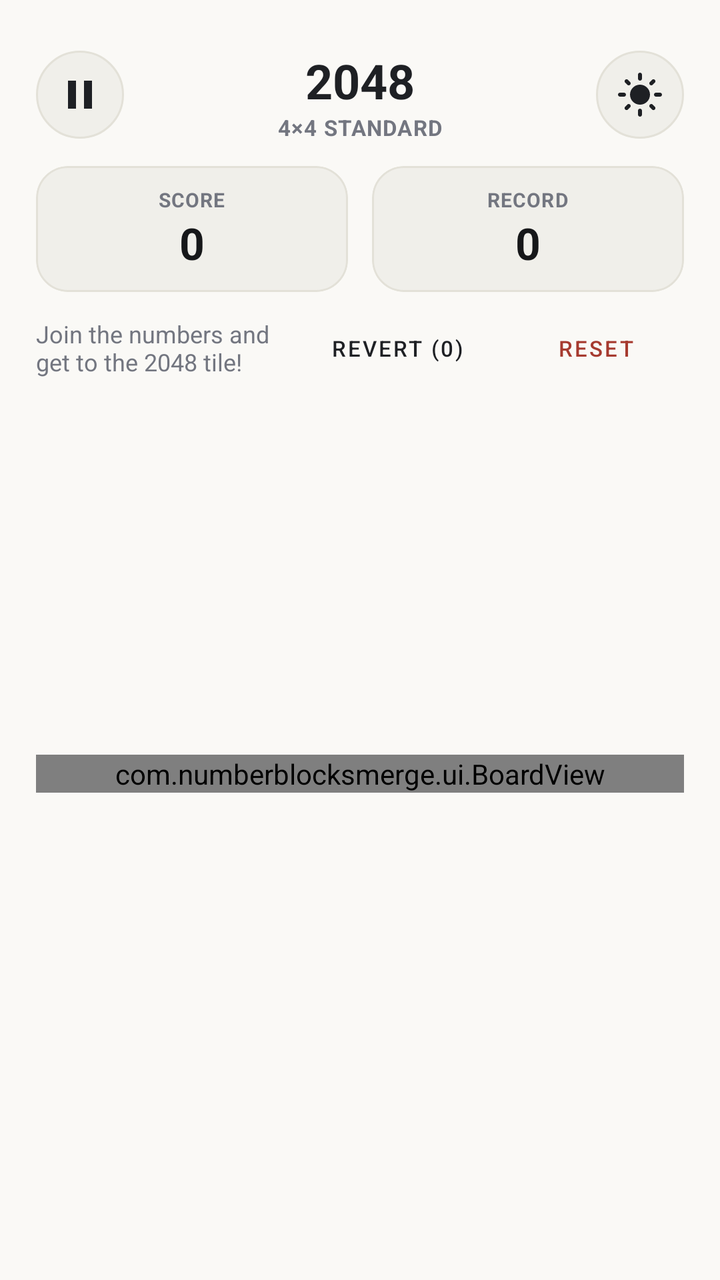
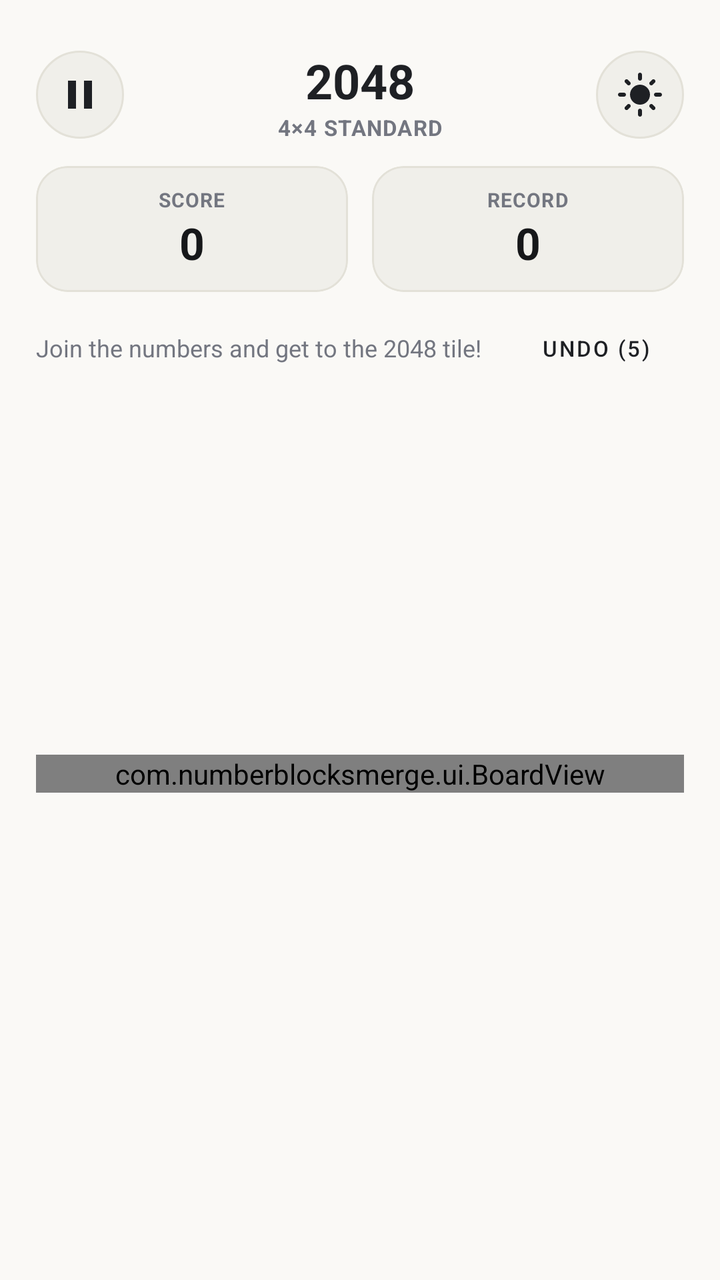

Before-and-after screenshots of an Android layout around one commit, followed by the original layout XML and the change that was made.
<!-- AndroidManifest.xml: application theme Theme.NumberBlocks -->
<!-- res/layout/activity_main.xml -->
<?xml version="1.0" encoding="utf-8"?>
<LinearLayout xmlns:android="http://schemas.android.com/apk/res/android"
    xmlns:app="http://schemas.android.com/apk/res-auto"
    android:id="@+id/root_layout"
    android:layout_width="match_parent"
    android:layout_height="match_parent"
    android:orientation="vertical"
    android:background="#FAF9F6"
    android:paddingStart="18dp"
    android:paddingEnd="18dp"
    android:paddingTop="24dp"
    android:paddingBottom="8dp">

    
    <RelativeLayout
        android:layout_width="match_parent"
        android:layout_height="wrap_content">

        
        <ImageButton
            android:id="@+id/btn_pause"
            android:layout_width="44dp"
            android:layout_height="44dp"
            android:layout_alignParentStart="true"
            android:layout_centerVertical="true"
            android:background="@drawable/btn_circle_surface"
            android:contentDescription="Pause Menu"
            android:padding="12dp"
            android:src="@drawable/ic_pause"
            app:tint="#1E2024" />

        
        <LinearLayout
            android:layout_width="wrap_content"
            android:layout_height="wrap_content"
            android:layout_centerInParent="true"
            android:gravity="center_horizontal"
            android:orientation="vertical">

            <TextView
                android:id="@+id/tv_title"
                android:layout_width="wrap_content"
                android:layout_height="wrap_content"
                android:text="2048"
                android:textColor="#1E2024"
                android:textSize="24sp"
                android:textStyle="bold" />

            <TextView
                android:id="@+id/tv_mode_badge"
                android:layout_width="wrap_content"
                android:layout_height="wrap_content"
                android:letterSpacing="0.04"
                android:text="4×4 STANDARD"
                android:textColor="#737680"
                android:textSize="11sp"
                android:textStyle="bold" />
        </LinearLayout>

        
        <ImageButton
            android:id="@+id/btn_theme_toggle"
            android:layout_width="44dp"
            android:layout_height="44dp"
            android:layout_alignParentEnd="true"
            android:layout_centerVertical="true"
            android:background="@drawable/btn_circle_surface"
            android:contentDescription="Toggle Theme"
            android:padding="11dp"
            android:src="@drawable/ic_sun"
            app:tint="#1E2024" />
    </RelativeLayout>

    
    <LinearLayout
        android:layout_width="match_parent"
        android:layout_height="wrap_content"
        android:orientation="horizontal"
        android:layout_marginTop="12dp">

        
        <com.google.android.material.card.MaterialCardView
            android:id="@+id/card_score"
            android:layout_width="0dp"
            android:layout_height="wrap_content"
            android:layout_weight="1"
            android:layout_marginEnd="6dp"
            app:cardBackgroundColor="#F0EFEA"
            app:cardCornerRadius="16dp"
            app:cardElevation="0dp"
            app:strokeColor="#E3E1D8"
            app:strokeWidth="1dp">

            <LinearLayout
                android:layout_width="match_parent"
                android:layout_height="wrap_content"
                android:orientation="vertical"
                android:gravity="center"
                android:padding="10dp">

                <TextView
                    android:id="@+id/tv_score_label"
                    android:layout_width="wrap_content"
                    android:layout_height="wrap_content"
                    android:text="SCORE"
                    android:textColor="#737680"
                    android:textSize="10sp"
                    android:textStyle="bold"
                    android:letterSpacing="0.04" />

                <TextView
                    android:id="@+id/tv_score"
                    android:layout_width="wrap_content"
                    android:layout_height="wrap_content"
                    android:text="0"
                    android:textColor="#161719"
                    android:textSize="22sp"
                    android:textStyle="bold" />
            </LinearLayout>
        </com.google.android.material.card.MaterialCardView>

        
        <com.google.android.material.card.MaterialCardView
            android:id="@+id/card_best"
            android:layout_width="0dp"
            android:layout_height="wrap_content"
            android:layout_weight="1"
            android:layout_marginStart="6dp"
            app:cardBackgroundColor="#F0EFEA"
            app:cardCornerRadius="16dp"
            app:cardElevation="0dp"
            app:strokeColor="#E3E1D8"
            app:strokeWidth="1dp">

            <LinearLayout
                android:layout_width="match_parent"
                android:layout_height="wrap_content"
                android:orientation="vertical"
                android:gravity="center"
                android:padding="10dp">

                <TextView
                    android:id="@+id/tv_best_label"
                    android:layout_width="wrap_content"
                    android:layout_height="wrap_content"
                    android:text="RECORD"
                    android:textColor="#737680"
                    android:textSize="10sp"
                    android:textStyle="bold"
                    android:letterSpacing="0.04" />

                <TextView
                    android:id="@+id/tv_best"
                    android:layout_width="wrap_content"
                    android:layout_height="wrap_content"
                    android:text="0"
                    android:textColor="#161719"
                    android:textSize="22sp"
                    android:textStyle="bold" />
            </LinearLayout>
        </com.google.android.material.card.MaterialCardView>
    </LinearLayout>

    
    <LinearLayout
        android:layout_width="match_parent"
        android:layout_height="wrap_content"
        android:orientation="horizontal"
        android:gravity="center_vertical"
        android:layout_marginTop="10dp">

        <TextView
            android:id="@+id/tv_combo"
            android:layout_width="0dp"
            android:layout_height="wrap_content"
            android:layout_weight="1"
            android:text="Join the numbers and get to the 2048 tile!"
            android:textColor="#737680"
            android:textSize="12sp" />

        <Button
            android:id="@+id/btn_undo"
            style="@style/Widget.MaterialComponents.Button.OutlinedButton"
            android:layout_width="wrap_content"
            android:layout_height="36dp"
            android:text="Revert (0)"
            android:textColor="#1E2024"
            android:textSize="11sp"
            android:paddingStart="12dp"
            android:paddingEnd="12dp"
            app:strokeColor="#D9D7CE"
            app:cornerRadius="10dp"
            android:layout_marginEnd="6dp" />

        <Button
            android:id="@+id/btn_reset"
            style="@style/Widget.MaterialComponents.Button.TextButton"
            android:layout_width="wrap_content"
            android:layout_height="36dp"
            android:text="Reset"
            android:textColor="#A63A2F"
            android:textSize="11sp" />
    </LinearLayout>

    
    <FrameLayout
        android:layout_width="match_parent"
        android:layout_height="0dp"
        android:layout_weight="1"
        android:layout_marginTop="8dp"
        android:layout_marginBottom="8dp">

        <com.numberblocksmerge.ui.BoardView
            android:id="@+id/board_view"
            android:layout_width="match_parent"
            android:layout_height="wrap_content"
            android:layout_gravity="center" />

        
        <com.google.android.material.card.MaterialCardView
            android:id="@+id/card_milestone_celebration"
            android:layout_width="wrap_content"
            android:layout_height="wrap_content"
            android:layout_gravity="center"
            android:visibility="gone"
            app:cardBackgroundColor="#1E2024"
            app:cardCornerRadius="26dp"
            app:cardElevation="12dp"
            app:strokeColor="#FFD54F"
            app:strokeWidth="2dp">

            <LinearLayout
                android:layout_width="wrap_content"
                android:layout_height="wrap_content"
                android:gravity="center_vertical"
                android:orientation="horizontal"
                android:paddingStart="18dp"
                android:paddingEnd="20dp"
                android:paddingTop="10dp"
                android:paddingBottom="10dp">

                <TextView
                    android:id="@+id/tv_celebration_tile"
                    android:layout_width="44dp"
                    android:layout_height="44dp"
                    android:background="@drawable/circle_badge"
                    android:backgroundTint="#EDC22E"
                    android:gravity="center"
                    android:text="2048"
                    android:textColor="#FFFFFF"
                    android:textSize="13sp"
                    android:textStyle="bold" />

                <LinearLayout
                    android:layout_width="wrap_content"
                    android:layout_height="wrap_content"
                    android:layout_marginStart="14dp"
                    android:orientation="vertical">

                    <TextView
                        android:layout_width="wrap_content"
                        android:layout_height="wrap_content"
                        android:letterSpacing="0.08"
                        android:text="✦ MILESTONE REACHED ✦"
                        android:textColor="#FFD54F"
                        android:textSize="10sp"
                        android:textStyle="bold" />

                    <TextView
                        android:id="@+id/tv_celebration_title"
                        android:layout_width="wrap_content"
                        android:layout_height="wrap_content"
                        android:text="Tile 2048 Unlocked!"
                        android:textColor="#FFFFFF"
                        android:textSize="15sp"
                        android:textStyle="bold" />
                </LinearLayout>
            </LinearLayout>
        </com.google.android.material.card.MaterialCardView>
    </FrameLayout>

    
    <FrameLayout
        android:id="@+id/banner_container"
        android:layout_width="match_parent"
        android:layout_height="50dp"
        android:layout_gravity="bottom|center_horizontal" />
</LinearLayout>
<!-- resources referenced by this layout -->
<resources>
  <!-- drawable btn_circle_surface (drawable) -->
  <?xml version="1.0" encoding="utf-8"?>
  <ripple xmlns:android="http://schemas.android.com/apk/res/android"
      android:color="#20000000">
      <item>
          <shape android:shape="oval">
              <solid android:color="#F0EFEA" />
              <stroke android:width="1dp" android:color="#E3E1D8" />
          </shape>
      </item>
  </ripple>
  <!-- drawable circle_badge (drawable) -->
  <?xml version="1.0" encoding="utf-8"?>
  <shape xmlns:android="http://schemas.android.com/apk/res/android"
      android:shape="oval">
      <solid android:color="#FFFFFF" />
  </shape>
  <!-- drawable ic_pause (drawable) -->
  <vector xmlns:android="http://schemas.android.com/apk/res/android"
      android:width="24dp"
      android:height="24dp"
      android:viewportWidth="24"
      android:viewportHeight="24">
      <path
          android:fillColor="#FF000000"
          android:pathData="M6,19h4V5H6v14zm8,-14v14h4V5h-4z"/>
  </vector>
  <!-- drawable ic_sun (drawable) -->
  <vector xmlns:android="http://schemas.android.com/apk/res/android"
      android:width="24dp"
      android:height="24dp"
      android:viewportWidth="24"
      android:viewportHeight="24">
      <path
          android:fillColor="#FF000000"
          android:pathData="M12,7c-2.76,0 -5,2.24 -5,5s2.24,5 5,5 5,-2.24 5,-5 -2.24,-5 -5,-5zM2,13h2c0.55,0 1,-0.45 1,-1s-0.45,-1 -1,-1L2,11c-0.55,0 -1,0.45 -1,1s0.45,1 1,1zm18,0h2c0.55,0 1,-0.45 1,-1s-0.45,-1 -1,-1h-2c-0.55,0 -1,0.45 -1,1s0.45,1 1,1zM11,2v2c0,0.55 0.45,1 1,1s1,-0.45 1,-1L13,2c0,-0.55 -0.45,-1 -1,-1s-1,0.45 -1,1zm0,18v2c0,0.55 0.45,1 1,1s1,-0.45 1,-1v-2c0,-0.55 -0.45,-1 -1,-1s-1,0.45 -1,1zM5.99,4.58c-0.39,-0.39 -1.03,-0.39 -1.41,0s-0.39,1.03 0,1.41l1.06,1.06c0.39,0.39 1.03,0.39 1.41,0s0.39,-1.03 0,-1.41L5.99,4.58zm12.37,12.37c-0.39,-0.39 -1.03,-0.39 -1.41,0s-0.39,1.03 0,1.41l1.06,1.06c0.39,0.39 1.03,0.39 1.41,0s0.39,-1.03 0,-1.41l-1.06,-1.06zm1.06,-10.96c0.39,-0.39 0.39,-1.03 0,-1.41s-1.03,-0.39 -1.41,0l-1.06,1.06c-0.39,0.39 -0.39,1.03 0,1.41s1.03,0.39 1.41,0l1.06,-1.06zM7.05,18.36c0.39,-0.39 0.39,-1.03 0,-1.41s-1.03,-0.39 -1.41,0l-1.06,1.06c-0.39,0.39 -0.39,1.03 0,1.41s1.03,0.39 1.41,0l1.06,-1.06z"/>
  </vector>
  <style name="Theme.NumberBlocks" parent="Theme.MaterialComponents.DayNight.NoActionBar">
          <item name="colorPrimary">@color/primary</item>
          <item name="colorPrimaryVariant">@color/primary_variant</item>
          <item name="colorSecondary">@color/secondary</item>
          <item name="android:statusBarColor">@color/background</item>
          <item name="android:navigationBarColor">@color/background</item>
          <item name="android:windowBackground">@color/background</item>
      </style>
  <color name="primary">#1E2024</color>
  <color name="primary_variant">#161719</color>
  <color name="secondary">#5A5D66</color>
  <color name="background">#FAF9F6</color>
</resources>

<!-- the commit's change to res/layout/activity_main.xml (unified diff, before → after) -->
@@ -183,23 +183,13 @@
             style="@style/Widget.MaterialComponents.Button.OutlinedButton"
             android:layout_width="wrap_content"
             android:layout_height="36dp"
-            android:text="Revert (0)"
+            android:text="Undo (5)"
             android:textColor="#1E2024"
             android:textSize="11sp"
             android:paddingStart="12dp"
             android:paddingEnd="12dp"
             app:strokeColor="#D9D7CE"
-            app:cornerRadius="10dp"
-            android:layout_marginEnd="6dp" />
-
-        <Button
-            android:id="@+id/btn_reset"
-            style="@style/Widget.MaterialComponents.Button.TextButton"
-            android:layout_width="wrap_content"
-            android:layout_height="36dp"
-            android:text="Reset"
-            android:textColor="#A63A2F"
-            android:textSize="11sp" />
+            app:cornerRadius="10dp" />
     </LinearLayout>
 
     
